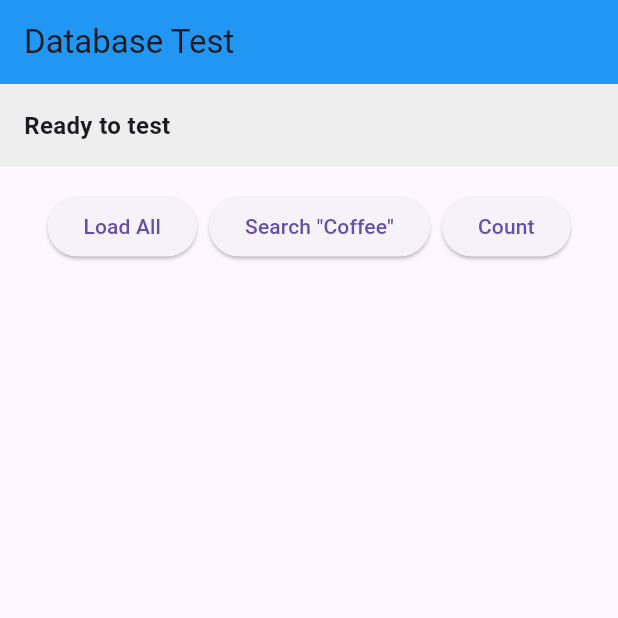
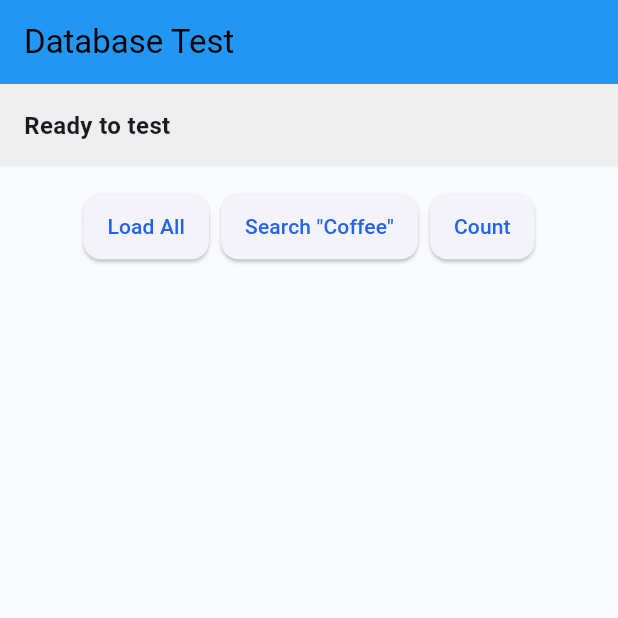
Before and after one commit to Wynter106/HydraTrack, a Flutter app: the screen it shows after launch, on a phone screen of 412 x 824 dp, the top half of it. Run offline on Flutter 3.47's test engine with Material 3 defaults, Android fonts, the phone set to English and light mode, and no system bars; our stand-ins replace sqflite; accounts and stored records are empty.

Commit message:
Add Apptheme and connect with main

```diff
--- a/lib/main.dart
+++ b/lib/main.dart
@@ -1,4 +1,5 @@
 import 'package:flutter/material.dart';
+import 'presentation/theme/app_theme.dart';
 import '../presentation/screens/test_database_screen.dart';
 
 void main() {
@@ -6,15 +7,18 @@ void main() {
 }
 
 class MyApp extends StatelessWidget {
+
+  const MyApp({super.key});
+
   @override
   Widget build(BuildContext context) {
     return MaterialApp(
       title: 'HydraTrack Test',
       debugShowCheckedModeBanner: false,
-      theme: ThemeData(
-        primarySwatch: Colors.blue,
-      ),
+
+      theme: AppTheme.lightTheme,
       home: TestDatabaseScreen(),
+
     );
   }
 }
--- a/lib/presentation/theme/app_theme.dart
+++ b/lib/presentation/theme/app_theme.dart
@@ -0,0 +1,37 @@
+import 'package:flutter/material.dart';
+
+class AppTheme {
+  static const Color primaryColor = Color(0xFF2563EB);
+  static const Color backgroundColor = Color(0xFFF9FAFB);
+
+  static ThemeData lightTheme = ThemeData(
+    colorScheme: ColorScheme.fromSeed(
+      seedColor: primaryColor,
+      primary: primaryColor,
+      background: backgroundColor,
+    ),
+    scaffoldBackgroundColor: backgroundColor,
+    appBarTheme: const AppBarTheme(
+      backgroundColor: Colors.white,
+      foregroundColor: Colors.black,
+      elevation: 0,
+    ),
+    textTheme: const TextTheme(
+      headlineMedium: TextStyle(
+        fontSize: 24,
+        fontWeight: FontWeight.bold,
+      ),
+      bodyMedium: TextStyle(
+        fontSize: 14,
+      ),
+    ),
+    elevatedButtonTheme: ElevatedButtonThemeData(
+      style: ElevatedButton.styleFrom(
+        padding: const EdgeInsets.symmetric(vertical: 12, horizontal: 16),
+        shape: RoundedRectangleBorder(
+          borderRadius: BorderRadius.circular(12),
+        ),
+      ),
+    ),
+  );
+}
```
Also changed, not shown: pubspec.lock.
